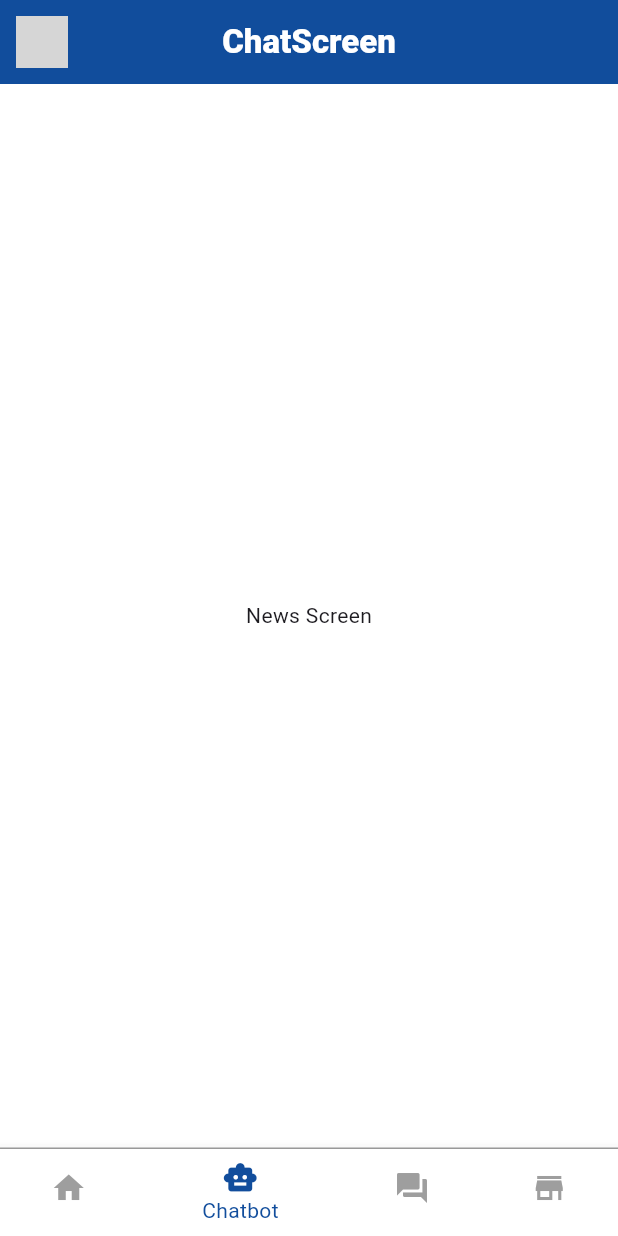
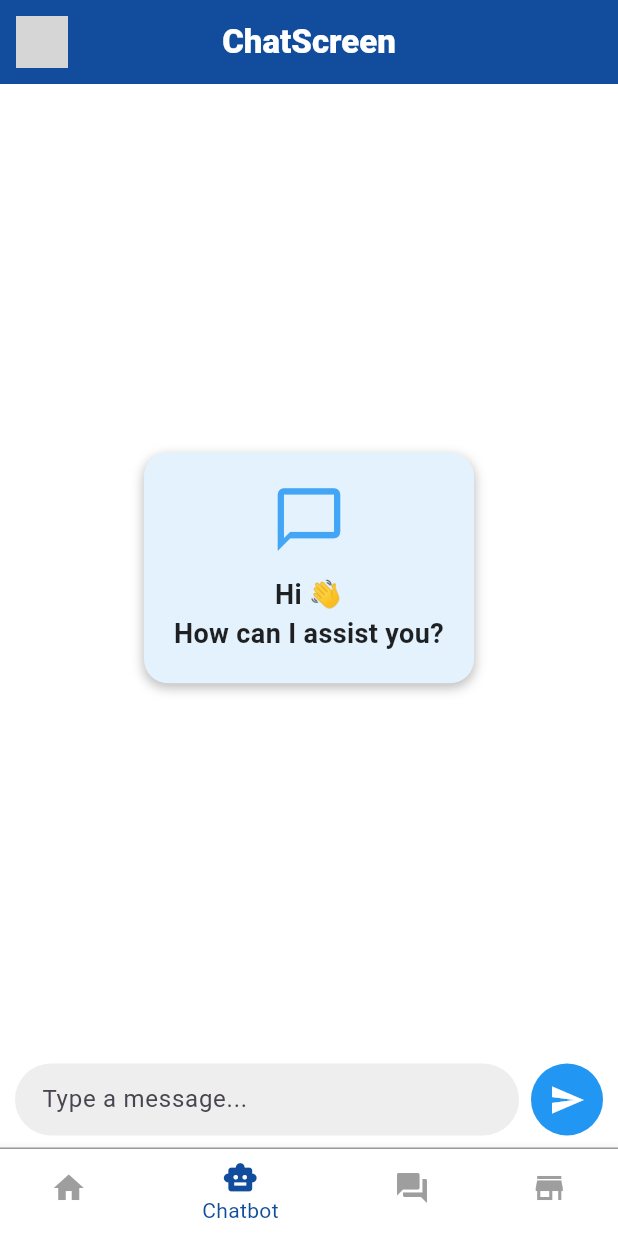
Before and after one commit to AbdulBasit-Khan/gamer_connect, a Flutter app: the RootScreen screen opened directly, item 2 of the bottom bar chosen, on a phone screen of 412 x 824 dp. Run offline on Flutter 3.47's test engine with Material 3 defaults, Android fonts, the phone set to English and light mode, and no system bars; our stand-ins replace cloud_firestore, dotted_border, firebase_auth, firebase_core, firebase_storage, flutter_carousel_widget and 6 more; missing offline and left inert: flutter_stripe; accounts and stored records are empty; network calls fail; grey boxes are pictures that could not be loaded.

Commit message:
Commit by Basit on 20/11/2025

```diff
--- a/lib/View/New_Screens/new_screen.dart
+++ b/lib/View/New_Screens/new_screen.dart
@@ -1,23 +1,171 @@
 import 'package:flutter/material.dart';
+import 'package:gamerconnect/helper/helper.dart';
+import 'package:gamerconnect/providers/chatbot_pro.dart';
+import 'package:provider/provider.dart';
 
-class NewsScreen extends StatefulWidget {
-  const NewsScreen({super.key});
+class ChatbotScreen extends StatefulWidget {
+  const ChatbotScreen({super.key});
 
   @override
-  State<NewsScreen> createState() => _NewsScreenState();
+  State<ChatbotScreen> createState() => _ChatbotScreenState();
 }
 
-class _NewsScreenState extends State<NewsScreen> {
+class _ChatbotScreenState extends State<ChatbotScreen> {
+  final TextEditingController _controller = TextEditingController();
+
+  List<Map<String, dynamic>> messages = [];
+  bool isLoading = false;
+  Future<void> sendMessage() async {
+    if (_controller.text.trim().isEmpty || isLoading) return;
+
+    setState(() {
+      messages.add({"text": _controller.text, "isUser": true});
+    });
+    isLoading = true;
+    setState(() {});
+    String userText = _controller.text;
+    _controller.clear();
+
+    String reply = await Provider.of<ChatbotPro>(
+      context,
+      listen: false,
+    ).sendChatRequest(prompt: userText);
+
+    setState(() {
+      messages.add({"text": reply, "isUser": false});
+    });
+    isLoading = false;
+    setState(() {});
+  }
+
+  Widget chatBubble(String text, bool isUser) {
+    return Align(
+      alignment: isUser ? Alignment.centerRight : Alignment.centerLeft,
+      child: Container(
+        padding: const EdgeInsets.all(12),
+        margin: const EdgeInsets.symmetric(vertical: 6),
+        constraints: const BoxConstraints(maxWidth: 250),
+        decoration: BoxDecoration(
+          color: isUser ? Colors.blue : Colors.grey.shade300,
+          borderRadius: BorderRadius.only(
+            topLeft: const Radius.circular(16),
+            topRight: const Radius.circular(16),
+            bottomLeft: Radius.circular(isUser ? 16 : 0),
+            bottomRight: Radius.circular(isUser ? 0 : 16),
+          ),
+        ),
+        child: Text(
+          text,
+          style: TextStyle(
+            color: isUser ? Colors.white : Colors.black,
+            fontSize: 15,
+          ),
+        ),
+      ),
+    );
+  }
+
   @override
   Widget build(BuildContext context) {
-    return const Scaffold(
+    return Scaffold(
+      // appBar: AppBar(
+      //   title: const Text("Chatbot"),
+      //   backgroundColor: Colors.blue,
+      // ),
       body: Column(
-        mainAxisAlignment: MainAxisAlignment.center,
-        crossAxisAlignment: CrossAxisAlignment.center,
         children: [
-          Center(
-            child: Text('News Screen'),
-          )
+          Expanded(
+            child: messages.isEmpty
+                ? Center(
+                    child: Container(
+                      padding: const EdgeInsets.all(20),
+                      margin: const EdgeInsets.symmetric(horizontal: 24),
+                      decoration: BoxDecoration(
+                        color: Colors.blue.shade50,
+                        borderRadius: BorderRadius.circular(16),
+                        boxShadow: [
+                          BoxShadow(
+                            color: Colors.black26,
+                            blurRadius: 6,
+                            offset: Offset(0, 3),
+                          ),
+                        ],
+                      ),
+                      child: Column(
+                        mainAxisSize: MainAxisSize.min,
+                        children: [
+                          Icon(
+                            Icons.chat_bubble_outline,
+                            size: 50,
+                            color: Colors.blue.shade400,
+                          ),
+                          const SizedBox(height: 12),
+                          Text(
+                            "Hi 👋\nHow can I assist you?",
+                            textAlign: TextAlign.center,
+                            style: const TextStyle(
+                              fontSize: 18,
+                              fontWeight: FontWeight.w600,
+                              color: Colors.black87,
+                            ),
+                          ),
+                        ],
+                      ),
+                    ),
+                  )
+                : ListView.builder(
+                    padding: const EdgeInsets.all(12),
+                    itemCount: messages.length,
+                    itemBuilder: (context, index) {
+                      final msg = messages[index];
+                      return chatBubble(msg["text"], msg["isUser"]);
+                    },
+                  ),
+          ),
+
+          // ---------------- Input Box ----------------
+          Container(
+            padding: const EdgeInsets.symmetric(horizontal: 10, vertical: 8),
+            color: Colors.white,
+            child: Row(
+              children: [
+                Expanded(
+                  child: TextField(
+                    controller: _controller,
+                    decoration: InputDecoration(
+                      hintText: "Type a message...",
+                      filled: true,
+                      fillColor: Colors.grey.shade200,
+                      contentPadding: const EdgeInsets.symmetric(
+                        horizontal: 14,
+                        vertical: 10,
+                      ),
+                      border: OutlineInputBorder(
+                        borderRadius: BorderRadius.circular(25),
+                        borderSide: BorderSide.none,
+                      ),
+                    ),
+                  ),
+                ),
+                const SizedBox(width: 8),
+                GestureDetector(
+                  onTap: sendMessage,
+                  child: CircleAvatar(
+                    radius: 24,
+                    backgroundColor: Colors.blue,
+                    child: isLoading
+                        ? const Padding(
+                            padding: EdgeInsets.all(12),
+                            child: CircularProgressIndicator(
+                              color: Colors.white,
+                            ),
+                          )
+                        : const Icon(Icons.send, color: Colors.white),
+                  ),
+                ),
+              ],
+            ),
+          ),
         ],
       ),
     );
--- a/lib/root_screen.dart
+++ b/lib/root_screen.dart
@@ -41,7 +41,7 @@ class _RootScreenState extends State<RootScreen> {
 
   final List<Widget> _screen = [
     HomeScreen(),
-    NewsScreen(),
+    ChatbotScreen(),
     QuestionScreen(),
     MarketModuleScreen(),
   ];
@@ -299,13 +299,12 @@ class _RootScreenState extends State<RootScreen> {
                 ),
                 DrawerComponent(
                   onTap: () {
-
                     Navigator.pop(context);
                   },
                   icondata: Icons.chat,
                   iconName: 'ChatBot',
                 ),
-            DrawerComponent(
+                DrawerComponent(
                   onTap: () async {
                     SharedPreferences prefs =
                         await SharedPreferences.getInstance();
```
Also changed, not shown: lib/providers/chatbot_pro.dart (+7 -5 lines).
